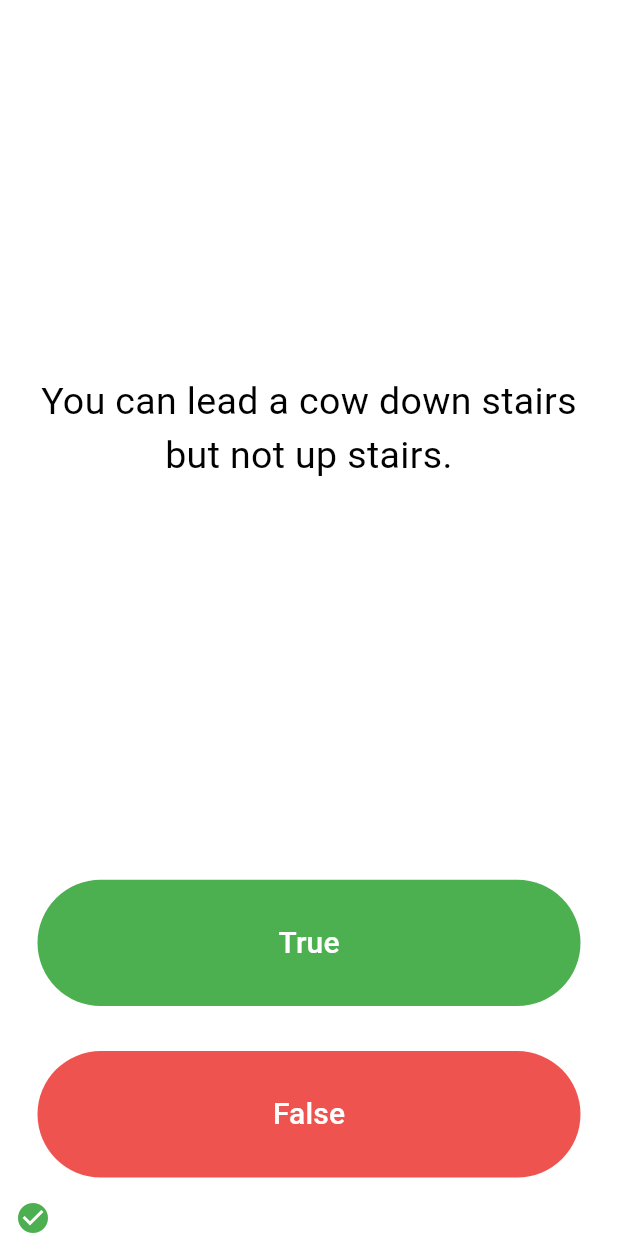
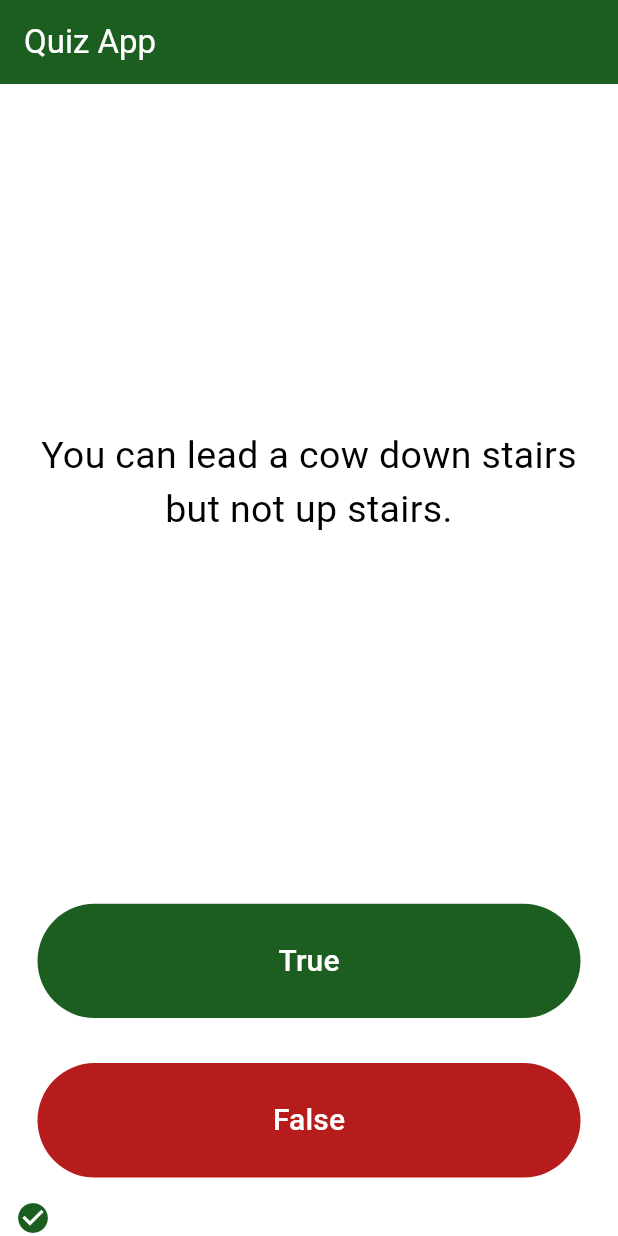
Before and after one commit to iradtaufique/quiz_app_flutter, a Flutter app: the screen it shows after launch, after a tap on "True", on a phone screen of 412 x 824 dp. Run offline on Flutter 3.47's test engine with Material 3 defaults, Android fonts, the phone set to English and light mode, and no system bars; our stand-ins replace rflutter_alert.

Commit message:
added isFinished method that check if all questions are done, method reset that reset question to question 1 after quiz done and added comments as todos

```diff
--- a/lib/main.dart
+++ b/lib/main.dart
@@ -1,6 +1,11 @@
 // ignore_for_file: prefer_const_constructors
 import 'package:flutter/material.dart';
 import 'package:quiz_app_flutter/quiz_brain.dart';
+import 'package:rflutter_alert/rflutter_alert.dart';
+
+// create an abject quizBrain that contain questions and answers
+QuizBrain quizBrain = QuizBrain();
+int corAnswer = 0;
 
 void main() => runApp(Quizzler());
 
@@ -9,7 +14,14 @@ class Quizzler extends StatelessWidget {
   Widget build(BuildContext context) {
     return MaterialApp(
       home: Scaffold(
-        backgroundColor: Colors.white,
+        appBar: AppBar(
+          backgroundColor: Colors.green[900],
+          title: Text(
+            'Quiz App',
+            style: TextStyle(color: Colors.white),
+          ),
+        ),
+        backgroundColor: Colors.white70,
         body: SafeArea(
           child: Padding(
             padding: EdgeInsets.symmetric(horizontal: 10.0),
@@ -33,25 +45,42 @@ class _QuizPageState extends State<QuizPage> {
   // create a method that will check users answers
   void checkAnswer(bool userPickedAnswer) {
     bool correctAnswer = quizBrain.getQuestionAnswer();
+    int scoreLength = scoreKeeper.length + 1;
     setState(() {
-      if (correctAnswer == userPickedAnswer) {
+      //todo the method isFinished check if all question is done or not, and if its done it shows the alert message
+      if (quizBrain.isFinished() == true) {
+        //todo this is the alert that displays when all question is done
+        Alert(
+          context: context,
+          title: 'Finished!',
+          type: AlertType.success,
+          desc: 'Your Score is: $corAnswer/$scoreLength',
+        ).show();
+        //todo, this method reset() is used to rest the questions number to 0, restart the questions,
+        quizBrain.reset();
+        //todo, empty all icons that stored in scoreKeeper list
+        scoreKeeper = [];
+      } else {
+        //todo, check if user choose a correct answeer and add icon check icon in scoreKeeper list
+        if (userPickedAnswer == correctAnswer) {
           scoreKeeper.add(Icon(
             Icons.check_circle,
-          color: Colors.green,
+            color: Colors.green[900],
           ));
-      } else {
+          corAnswer++;
+        }
+        //todo, else add close icon in scoreKeeper List
+        else {
           scoreKeeper.add(Icon(
             Icons.close,
-          color: Colors.red,
+            color: Colors.red[900],
           ));
         }
-
+        //todo, nextQuestion method check if it is safe to go to the next question by checking the index of Question list
         quizBrain.nextQuestion();
+      }
     });
   }
-
-  // create an abject quizBrain that contain questions and answers
-  QuizBrain quizBrain = QuizBrain();
 
   @override
   Widget build(BuildContext context) {
@@ -65,8 +94,8 @@ class _QuizPageState extends State<QuizPage> {
             padding: EdgeInsets.all(10.0),
             child: Center(
               child: Text(
-                //quizBrain is the object
-                //getQuestionText method is the method used to get every question
+                //todo, quizBrain is the object
+                //todo, getQuestionText method is the method used to get every question
                 quizBrain.getQuestionText(),
                 textAlign: TextAlign.center,
                 style: TextStyle(
@@ -77,12 +106,12 @@ class _QuizPageState extends State<QuizPage> {
             ),
           ),
         ),
-        // True Button starts here
+        //todo, True Button starts here
         Expanded(
           child: Padding(
             padding: EdgeInsets.all(15.0),
             child: TextButton(
-              style: TextButton.styleFrom(backgroundColor: Colors.green),
+              style: TextButton.styleFrom(backgroundColor: Colors.green[900]),
               child: Text(
                 'True',
                 style: TextStyle(
@@ -91,7 +120,7 @@ class _QuizPageState extends State<QuizPage> {
                 ),
               ),
               onPressed: () {
-                //The user picked true.
+                //todo, The user picked true as an answer.
                 checkAnswer(true);
               },
             ),
@@ -102,7 +131,7 @@ class _QuizPageState extends State<QuizPage> {
           child: Padding(
             padding: EdgeInsets.all(15.0),
             child: TextButton(
-              style: TextButton.styleFrom(backgroundColor: Colors.red[400]),
+              style: TextButton.styleFrom(backgroundColor: Colors.red[900]),
               child: Text(
                 'False',
                 style: TextStyle(
@@ -111,14 +140,14 @@ class _QuizPageState extends State<QuizPage> {
                 ),
               ),
               onPressed: () {
-                // check answer, this is for the wrong answer
+                //todo, check answer, this is for the wrong answer
                 checkAnswer(false);
               },
             ),
           ),
         ),
         Row(
-          // ScoreKeeper is a list that store the scores
+          //todo, ScoreKeeper is a list that store Icons(Check and close icon) based on what user answered
           children: scoreKeeper,
         )
       ],
--- a/lib/question.dart
+++ b/lib/question.dart
@@ -3,8 +3,5 @@ class Question {
   late bool questionAnswer;
 
   //creating a constructor
-  Question({required String q, required bool a}) {
-    questionText = q;
-    questionAnswer = a;
-  }
+  Question({required this.questionText, required this.questionAnswer});
 }
--- a/lib/quiz_brain.dart
+++ b/lib/quiz_brain.dart
@@ -6,33 +6,50 @@ class QuizBrain {
 
   // create a list of questions and answer in the same list using class constructor
   List<Question> _questionBank = [
-    Question(q: 'Some cats are actually allergic to humans', a: true),
-    Question(q: 'You can lead a cow down stairs but not up stairs.', a: false),
     Question(
-        q: 'Approximately one quarter of human bones are in the feet.',
-        a: true),
-    Question(q: 'A slug\'s blood is green.', a: true),
-    Question(q: 'Buzz Aldrin\'s mother\'s maiden name was \"Moon\".', a: true),
-    Question(q: 'It is illegal to pee in the Ocean in Portugal.', a: true),
+        questionText: 'Some cats are actually allergic to humans',
+        questionAnswer: true),
     Question(
-        q: 'No piece of square dry paper can be folded in half more than 7 times.',
-        a: false),
+        questionText: 'You can lead a cow down stairs but not up stairs.',
+        questionAnswer: false),
     Question(
-        q: 'In London, UK, if you happen to die in the House of Parliament, you are technically entitled to a state funeral, because the building is considered too sacred a place.',
-        a: true),
+        questionText:
+            'Approximately one quarter of human bones are in the feet.',
+        questionAnswer: true),
+    Question(questionText: 'A slug\'s blood is green.', questionAnswer: true),
     Question(
-        q: 'The loudest sound produced by any animal is 188 decibels. That animal is the African Elephant.',
-        a: false),
+        questionText: 'Buzz Aldrin\'s mother\'s maiden name was \"Moon\".',
+        questionAnswer: true),
     Question(
-        q: 'The total surface area of two human lungs is approximately 70 square metres.',
-        a: true),
-    Question(q: 'Google was originally called \"Backrub\".', a: true),
+        questionText: 'It is illegal to pee in the Ocean in Portugal.',
+        questionAnswer: true),
     Question(
-        q: 'Chocolate affects a dog\'s heart and nervous system; a few ounces are enough to kill a small dog.',
-        a: true),
+        questionText:
+            'No piece of square dry paper can be folded in half more than 7 times.',
+        questionAnswer: false),
     Question(
-        q: 'In West Virginia, USA, if you accidentally hit an animal with your car, you are free to take it home to eat.',
-        a: true),
+        questionText:
+            'In London, UK, if you happen to die in the House of Parliament, you are technically entitled to a state funeral, because the building is considered too sacred a place.',
+        questionAnswer: true),
+    Question(
+        questionText:
+            'The loudest sound produced by any animal is 188 decibels. That animal is the African Elephant.',
+        questionAnswer: false),
+    Question(
+        questionText:
+            'The total surface area of two human lungs is approximately 70 square metres.',
+        questionAnswer: true),
+    Question(
+        questionText: 'Google was originally called \"Backrub\".',
+        questionAnswer: true),
+    Question(
+        questionText:
+            'Chocolate affects a dog\'s heart and nervous system; a few ounces are enough to kill a small dog.',
+        questionAnswer: true),
+    Question(
+        questionText:
+            'In West Virginia, USA, if you accidentally hit an animal with your car, you are free to take it home to eat.',
+        questionAnswer: true),
   ];
 
   // create method that will get question number or question index
@@ -52,4 +69,19 @@ class QuizBrain {
       _questionNumber++;
     }
   }
+
+  bool isFinished() {
+    if (_questionNumber >= _questionBank.length - 1) {
+      //TODO: Step 3 Part B - Use a print statement to check that isFinished is returning true when you are indeed at the end of the quiz and when a restart should happen.
+      return true;
+    } else {
+      return false;
+    }
+  }
+
+  //TODO: Step 4 part B - Create a reset() method here that sets the questionNumber back to 0.
+  void reset() {
+    _questionNumber = 0;
+    print(_questionNumber);
+  }
 }
--- a/pubspec.yaml
+++ b/pubspec.yaml
@@ -35,6 +35,7 @@ dependencies:
   # The following adds the Cupertino Icons font to your application.
   # Use with the CupertinoIcons class for iOS style icons.
   cupertino_icons: ^1.0.2
+  rflutter_alert: ^2.0.7
 
 dev_dependencies:
   flutter_test:
```
Also changed, not shown: pubspec.lock, 1 other file. Lines whose indentation alone changed are shown as unchanged.
